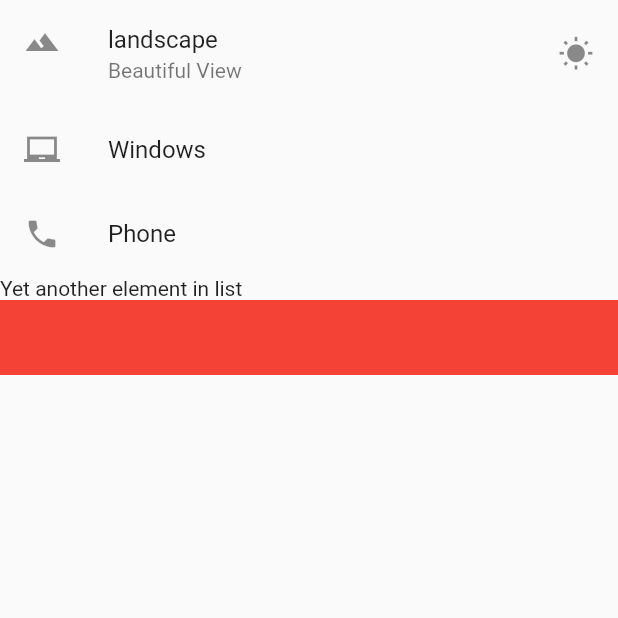
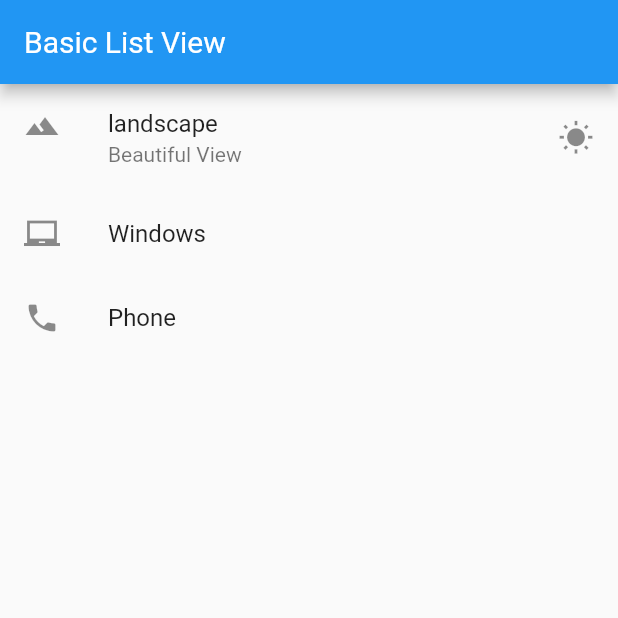
Before and after one commit to AlaaMetwally/flutter_app, a Flutter app: the screen it shows after launch, on a phone screen of 412 x 824 dp, the top half of it. Run offline on Flutter 3.47's test engine with Material 2 defaults, Android fonts, the phone set to English and light mode, and no system bars.

Commit message:
list view

```diff
--- a/lib/main.dart
+++ b/lib/main.dart
@@ -9,7 +9,12 @@ class MyFlutterApp extends StatelessWidget {
     return MaterialApp(
         debugShowCheckedModeBanner: false,
         title: "Exploring UI widgets",
-        home: Scaffold(body:getListView() ));
+        home: Scaffold(
+          body: getListView(),
+          appBar: AppBar(
+            title: Text("Basic List View"),
+          ),
+        ));
   }
 
   Widget getListView() {
@@ -20,15 +25,21 @@ class MyFlutterApp extends StatelessWidget {
           title: Text("landscape"),
           subtitle: Text("Beautiful View"),
           trailing: Icon(Icons.wb_sunny),
-          onTap: () => debugPrint("landscape tapped"),),
+          onTap: () => debugPrint("landscape tapped"),
+        ),
         ListTile(
           leading: Icon(Icons.laptop_chromebook),
-          title: Text("Windows"),),
+          title: Text("Windows"),
+        ),
         ListTile(
           leading: Icon(Icons.phone),
-          title: Text("Phone"),),
-        Text("Yet another element in list"),
-        Container(color: Colors.red,height: 50.0,)
+          title: Text("Phone"),
+        ),
+    //    Text("Yet another element in list"),
+    //    Container(
+    //      color: Colors.red,
+    //      height: 50.0,
+    //    )
       ],
     );
     return listView;
```
